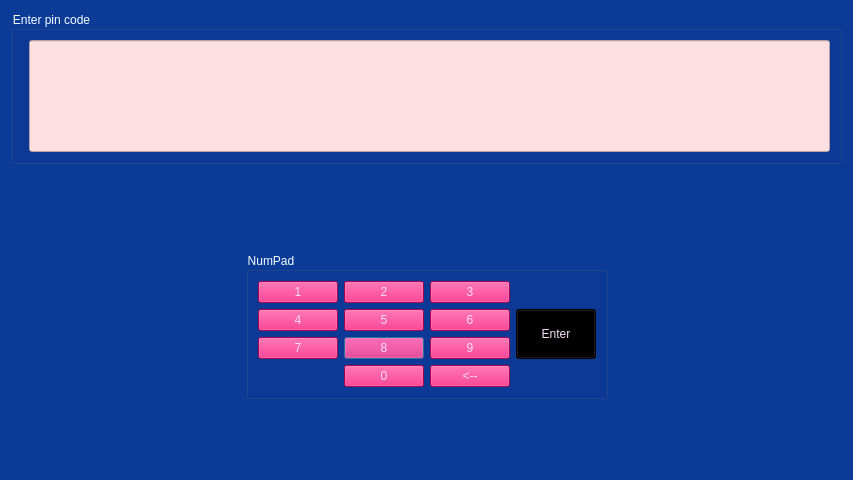
The window that CarpeDiem/pinwindow.ui (DenDiem/ATM-CarpeDiem) describes before a commit, drawn with Qt 5.
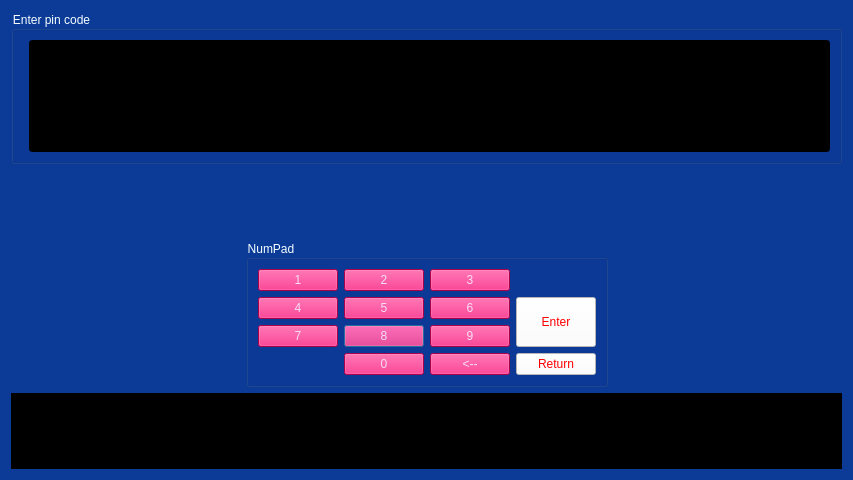
The same window after the commit.

```diff
--- a/CarpeDiem/pinwindow.ui
+++ b/CarpeDiem/pinwindow.ui
@@ -41,32 +41,24 @@
          </sizepolicy>
         </property>
         <property name="styleSheet">
-         <string notr="true">background-color: rgb(255, 224, 226);</string>
+         <string notr="true">background-color: rgb(0, 0, 0);
+color: rgb(0, 255, 0);
+font: 75 14pt &quot;MS Shell Dlg 2&quot;;</string>
+        </property>
+        <property name="maxLength">
+         <number>4</number>
+        </property>
+        <property name="echoMode">
+         <enum>QLineEdit::Password</enum>
+        </property>
+        <property name="alignment">
+         <set>Qt::AlignCenter</set>
         </property>
        </widget>
       </item>
      </layout>
     </widget>
    </item>
-   <item row="2" column="0" colspan="3" alignment="Qt::AlignHCenter">
-    <widget class="QLabel" name="lError">
-     <property name="font">
-      <font>
-       <family>Palatino Linotype</family>
-       <pointsize>18</pointsize>
-       <weight>50</weight>
-       <italic>false</italic>
-       <bold>false</bold>
-      </font>
-     </property>
-     <property name="styleSheet">
-      <string notr="true">color: rgb(255, 0, 0);</string>
-     </property>
-     <property name="text">
-      <string/>
-     </property>
-    </widget>
-   </item>
    <item row="4" column="1">
     <widget class="QGroupBox" name="groupBox_2">
      <property name="styleSheet">
@@ -206,33 +198,50 @@
          </sizepolicy>
         </property>
         <property name="styleSheet">
-         <string notr="true">
-color: rgb(247, 222, 246);
-background-color: rgb(0, 0, 0);</string>
+         <string notr="true">color: rgb(255, 0, 0);
+background-color: rgb(255, 255, 255);
+font: 75 18pt &quot;MS Shell Dlg 2&quot;;</string>
         </property>
         <property name="text">
          <string>Enter</string>
         </property>
        </widget>
       </item>
+      <item row="4" column="3">
+       <widget class="QPushButton" name="pushButton">
+        <property name="styleSheet">
+         <string notr="true">color: rgb(255, 0, 0);
+background-color: rgb(255, 255, 255);
+font: 75 18pt &quot;MS Shell Dlg 2&quot;;</string>
+        </property>
+        <property name="text">
+         <string>Return</string>
+        </property>
+       </widget>
+      </item>
      </layout>
     </widget>
    </item>
-   <item row="4" column="0">
-    <spacer name="horizontalSpacer">
-     <property name="orientation">
-      <enum>Qt::Horizontal</enum>
+   <item row="5" column="0" colspan="3">
+    <widget class="QLabel" name="lError">
+     <property name="font">
+      <font>
+       <family>MS Shell Dlg 2</family>
+       <pointsize>14</pointsize>
+       <weight>9</weight>
+       <italic>false</italic>
+       <bold>false</bold>
+      </font>
      </property>
-     <property name="sizeType">
-      <enum>QSizePolicy::Minimum</enum>
+     <property name="styleSheet">
+      <string notr="true">background-color: rgb(0, 0, 0);
+color: rgb(0, 255, 0);
+font: 75 14pt &quot;MS Shell Dlg 2&quot;;</string>
      </property>
-     <property name="sizeHint" stdset="0">
-      <size>
-       <width>200</width>
-       <height>20</height>
-      </size>
+     <property name="text">
+      <string/>
      </property>
-    </spacer>
+    </widget>
    </item>
    <item row="4" column="2">
     <spacer name="horizontalSpacer_2">
@@ -250,7 +259,7 @@
      </property>
     </spacer>
    </item>
-   <item row="5" column="1">
+   <item row="2" column="1">
     <spacer name="verticalSpacer_2">
      <property name="orientation">
       <enum>Qt::Vertical</enum>
```
Left out of the diff: 63 changed lines with no effect on the pictures.
